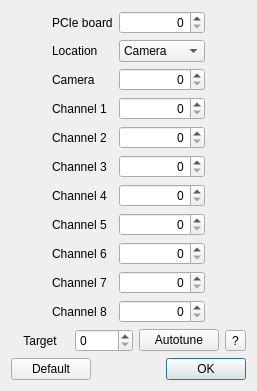
The window that escam/dialogdac.ui (Entwicklungsburo-Stresing/EBST_CAM) describes before a commit, drawn with Qt 5.
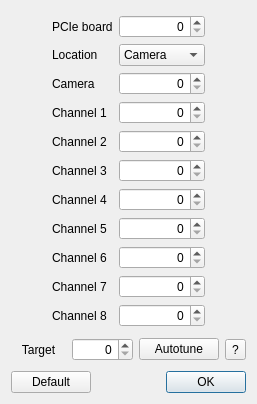
The same window after the commit.

Diff of the .ui file:
```diff
--- a/escam/dialogdac.ui
+++ b/escam/dialogdac.ui
@@ -7,7 +7,7 @@
     <x>0</x>
     <y>0</y>
     <width>257</width>
-    <height>366</height>
+    <height>404</height>
    </rect>
   </property>
   <property name="windowTitle">
@@ -268,7 +268,14 @@
       </widget>
      </item>
      <item>
-      <widget class="QSpinBox" name="spinBoxTarget"/>
+      <widget class="QSpinBox" name="spinBoxTarget">
+       <property name="alignment">
+        <set>Qt::AlignRight|Qt::AlignTrailing|Qt::AlignVCenter</set>
+       </property>
+       <property name="maximum">
+        <number>16383</number>
+       </property>
+      </widget>
      </item>
      <item>
       <widget class="QPushButton" name="pushButtonAutotune">
```
